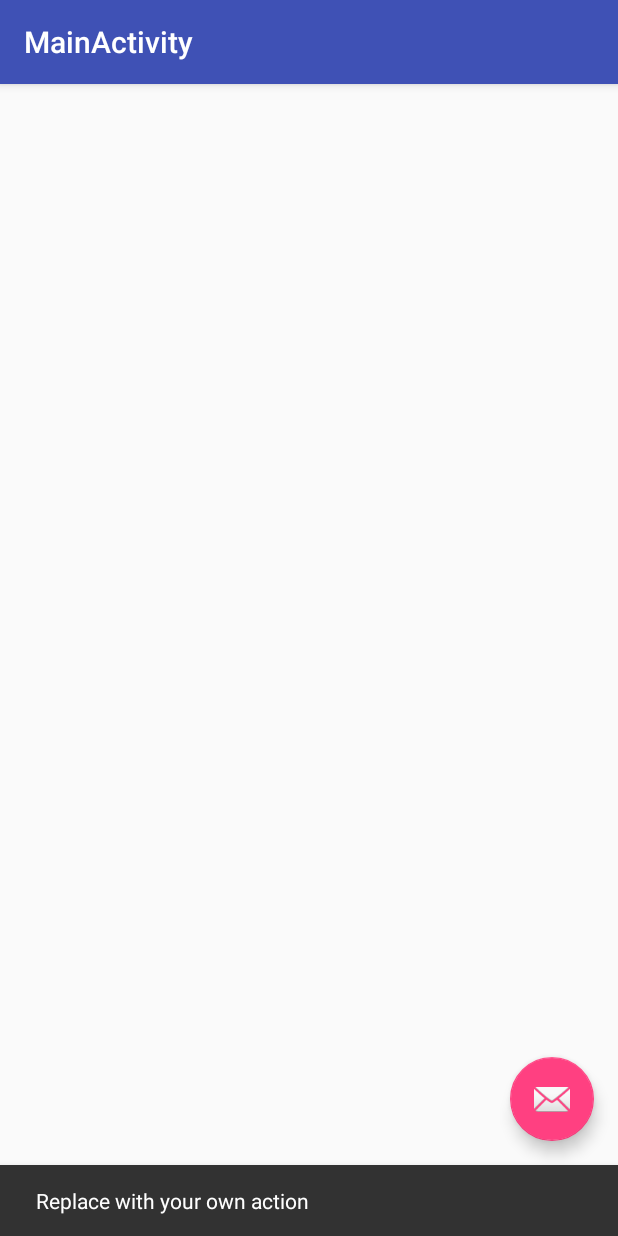
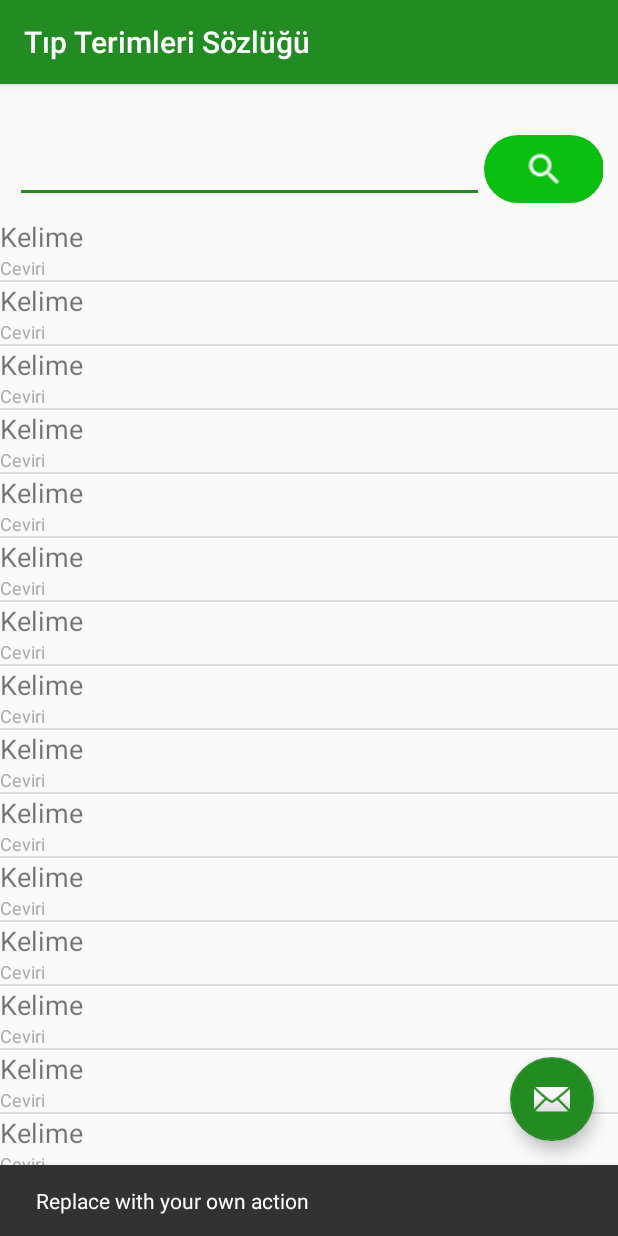
Before and after one commit to yunusbayazit/TipSozluk, an Android app: the screen it shows after launch (MainActivity), after a tap on an icon or button, on a phone screen of 412 x 824 dp. Run offline under Robolectric (Android 15) with nearby library versions, the phone set to English and light mode, and no system bars.

Commit message:
anasayfa update
anasayfa update

```diff
--- a/app/src/main/AndroidManifest.xml
+++ b/app/src/main/AndroidManifest.xml
@@ -4,7 +4,7 @@
 
     <application
         android:allowBackup="true"
-        android:icon="@mipmap/ic_launcher"
+        android:icon="@drawable/cevir"
         android:label="@string/app_name"
         android:supportsRtl="true"
         android:theme="@style/AppTheme">
--- a/app/src/main/java/com/example/yunus/tipterimleri/MainActivity.java
+++ b/app/src/main/java/com/example/yunus/tipterimleri/MainActivity.java
@@ -31,12 +31,27 @@ public class MainActivity extends AppCompatActivity{
         setSupportActionBar(toolbar);
         Kelimeler.add(new Kelime("Ceviri", "Kelime"));
         Kelimeler.add(new Kelime("Ceviri","Kelime"));
-        Kelimeler.add(new Kelime("Ceviri","Kelime"));
-        Kelimeler.add(new Kelime("Ceviri","Kelime"));
-        Kelimeler.add(new Kelime("Ceviri","Kelime"));
+        Kelimeler.add(new Kelime("Ceviri", "Kelime"));
+        Kelimeler.add(new Kelime("Ceviri", "Kelime"));
+        Kelimeler.add(new Kelime("Ceviri", "Kelime"));
         Kelimeler.add(new Kelime("Ceviri","Kelime"));
         Kelimeler.add(new Kelime("Ceviri","Kelime"));
         Kelimeler.add(new Kelime("Ceviri", "Kelime"));
+        Kelimeler.add(new Kelime("Ceviri", "Kelime"));
+        Kelimeler.add(new Kelime("Ceviri", "Kelime"));
+        Kelimeler.add(new Kelime("Ceviri", "Kelime"));
+        Kelimeler.add(new Kelime("Ceviri", "Kelime"));
+        Kelimeler.add(new Kelime("Ceviri", "Kelime"));
+        Kelimeler.add(new Kelime("Ceviri", "Kelime"));
+        Kelimeler.add(new Kelime("Ceviri", "Kelime"));
+        Kelimeler.add(new Kelime("Ceviri", "Kelime"));
+        Kelimeler.add(new Kelime("Ceviri", "Kelime"));
+        Kelimeler.add(new Kelime("Ceviri", "Kelime"));
+        Kelimeler.add(new Kelime("Ceviri", "Kelime"));
+        Kelimeler.add(new Kelime("Ceviri", "Kelime"));
+        Kelimeler.add(new Kelime("Ceviri", "Kelime"));
+
+
 
         FloatingActionButton fab = (FloatingActionButton) findViewById(R.id.fab);
         fab.setOnClickListener(new View.OnClickListener() {
@@ -48,8 +63,11 @@ public class MainActivity extends AppCompatActivity{
         });
 
         final ListView listemiz = (ListView) findViewById(R.id.left_drawer_list);
+        final ListView celistemiz = (ListView) findViewById(R.id.ceviriler_list);
+
         historyAdapter adaptorumuz=new historyAdapter(this, Kelimeler);
         listemiz.setAdapter(adaptorumuz);
+        celistemiz.setAdapter(adaptorumuz);
     }
 
     @Override
--- /dev/null
+++ b/app/src/main/res/drawable/arabuttonshape.xml
@@ -0,0 +1,13 @@
+<?xml version="1.0" encoding="utf-8"?>
+<shape xmlns:android="http://schemas.android.com/apk/res/android" android:shape="rectangle" >
+    <corners
+        android:radius="61dp"
+        />
+    <solid
+        android:color="#0ABF10"
+        />
+    <size
+        android:width="80dp"
+        android:height="10dp"
+        />
+</shape>
--- a/app/src/main/res/layout/content_main.xml
+++ b/app/src/main/res/layout/content_main.xml
@@ -1,15 +1,49 @@
 <?xml version="1.0" encoding="utf-8"?>
-<RelativeLayout xmlns:android="http://schemas.android.com/apk/res/android"
-    xmlns:app="http://schemas.android.com/apk/res-auto"
-    xmlns:tools="http://schemas.android.com/tools"
+<LinearLayout
+    xmlns:android="http://schemas.android.com/apk/res/android"
+    android:layout_height="match_parent"
+    android:layout_width="match_parent"
+    android:orientation="vertical"
+    >
+    <LinearLayout
+        android:layout_width="match_parent"
+        android:layout_height="wrap_content"
+        android:orientation="horizontal"
+        android:layout_marginTop="80dp"
+        android:padding="10dp"
+       >
+
+        <EditText
+            android:layout_width="match_parent"
+            android:layout_height="wrap_content"
+            android:layout_weight="0.3"
+            android:textSize="18dp"
+            />
+        <ImageButton
+
+            android:id="@+id/ImageButton01"
+            android:layout_width="wrap_content"
+            android:layout_height="45dp"
+            android:src="@drawable/ic_search_white_18dp"
+            android:background="@drawable/arabuttonshape"
+            android:shadowColor="#A8A8A8"
+            android:shadowDx="0"
+            android:shadowDy="0"
+            android:shadowRadius="5"
+            />
+    </LinearLayout>
+<LinearLayout
     android:layout_width="match_parent"
     android:layout_height="match_parent"
-    android:paddingBottom="@dimen/activity_vertical_margin"
-    android:paddingLeft="@dimen/activity_horizontal_margin"
-    android:paddingRight="@dimen/activity_horizontal_margin"
-    android:paddingTop="@dimen/activity_vertical_margin"
-    app:layout_behavior="@string/appbar_scrolling_view_behavior"
-    tools:context="com.example.yunus.tipterimleri.MainActivity"
-    tools:showIn="@layout/app_bar_main">
+    android:orientation="vertical">
+    <ListView
+        android:layout_width="match_parent"
+        android:layout_height="match_parent"
+        android:id="@+id/ceviriler_list">
 
-</RelativeLayout>
+
+    </ListView>
+
+</LinearLayout>
+
+</LinearLayout>
--- a/app/src/main/res/values/colors.xml
+++ b/app/src/main/res/values/colors.xml
@@ -1,6 +1,6 @@
 <?xml version="1.0" encoding="utf-8"?>
 <resources>
-    <color name="colorPrimary">#3F51B5</color>
-    <color name="colorPrimaryDark">#303F9F</color>
-    <color name="colorAccent">#FF4081</color>
+    <color name="colorPrimary">#228B22</color>
+    <color name="colorPrimaryDark">#228B22</color>
+    <color name="colorAccent">#228B22</color>
 </resources>
--- a/app/src/main/res/values/strings.xml
+++ b/app/src/main/res/values/strings.xml
@@ -1,6 +1,6 @@
 <resources>
     <string name="app_name">tipterimleri</string>
-    <string name="title_activity_main">MainActivity</string>
+    <string name="title_activity_main">Tıp Terimleri Sözlüğü</string>
 
     <string name="navigation_drawer_open">Open navigation drawer</string>
     <string name="navigation_drawer_close">Close navigation drawer</string>
```
Also changed, not shown: app/src/main/res/drawable/side_nav_bar.xml (deleted, +0 -9 lines), app/src/main/res/layout/nav_header_main.xml (deleted, +0 -34 lines), app/src/main/res/layout/sidebar_content.xml (deleted, +0 -9 lines), app/src/main/res/drawable/cevir.png (added), app/src/main/res/drawable/ic_search_white_18dp.png (added).
